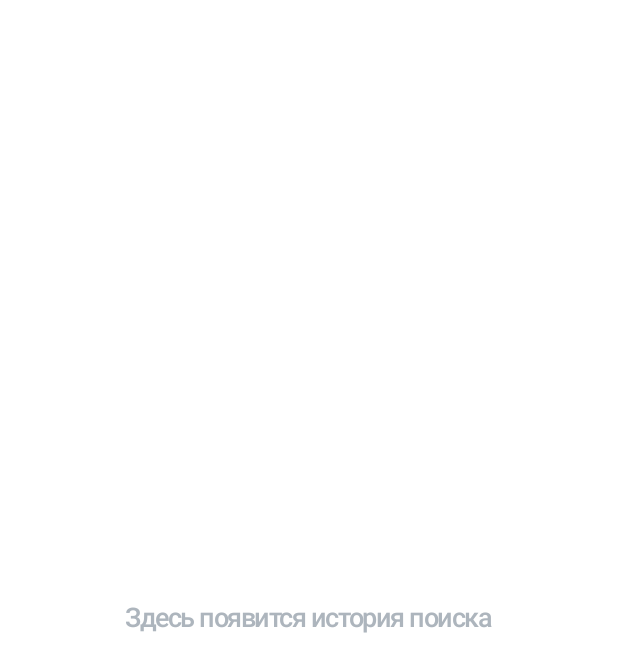
After one commit to deavikt/BankCardInfo, an Android app built with Jetpack Compose: the composable QueryHistoryScreen shown on its own in the app's theme, on a phone screen of 412 x 824 dp. The commit adds this screen. Shown: the top 672 px of the screen. Run offline under Robolectric (Android 15) with nearby library versions, the phone set to English and light mode, and no system bars.

Commit message:
add query history screen

```diff
--- /dev/null
+++ b/app/src/main/java/ru/salfa/bankcardinfo/ui/screens/QueryHistoryScreen.kt
@@ -0,0 +1,44 @@
+package ru.salfa.bankcardinfo.ui.screens
+
+import androidx.compose.foundation.layout.Arrangement
+import androidx.compose.foundation.layout.Column
+import androidx.compose.foundation.layout.fillMaxSize
+import androidx.compose.foundation.layout.padding
+import androidx.compose.material3.Text
+import androidx.compose.runtime.Composable
+import androidx.compose.ui.Alignment
+import androidx.compose.ui.Modifier
+import androidx.compose.ui.res.stringResource
+import androidx.compose.ui.tooling.preview.Preview
+import androidx.compose.ui.unit.dp
+import ru.salfa.bankcardinfo.R
+import ru.salfa.bankcardinfo.ui.theme.BankCardInfoTheme
+import ru.salfa.bankcardinfo.ui.theme.Hint
+import ru.salfa.bankcardinfo.ui.theme.Typography
+
+@Composable
+fun QueryHistoryScreen() {
+    Column(
+        modifier = Modifier
+            .fillMaxSize()
+            .padding(
+                horizontal = 16.dp,
+                vertical = 24.dp
+            ),
+        verticalArrangement = Arrangement.Center,
+        horizontalAlignment = Alignment.CenterHorizontally
+    ) {
+        Text(
+            text = stringResource(R.string.empty_query_history_text),
+            style = Typography.bodyMedium.copy(color = Hint)
+        )
+    }
+}
+
+@Preview
+@Composable
+private fun QueryHistoryScreenPreview() {
+    BankCardInfoTheme {
+        QueryHistoryScreen()
+    }
+}
--- a/app/src/main/res/values/strings.xml
+++ b/app/src/main/res/values/strings.xml
@@ -12,4 +12,6 @@
     <string name="city_title">Город</string>
 
     <string name="navigate_back_description">Назад</string>
+
+    <string name="empty_query_history_text">Здесь появится история поиска</string>
 </resources>
```
